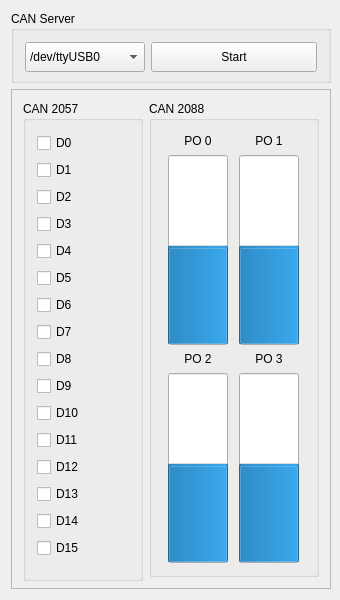
This is Megatron-server/server.ui in sseitov/Megatron as Qt 5 draws it before an edit. The edited form follows.
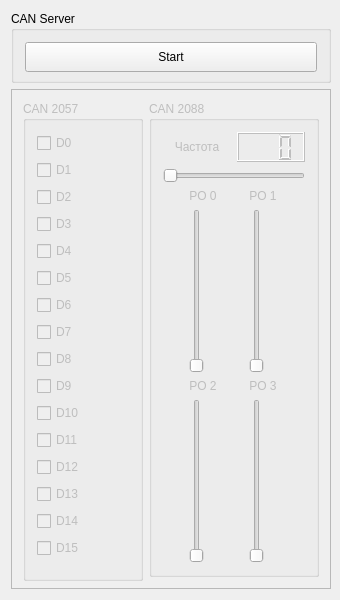
This is the edited form.

```diff
--- a/Megatron-server/server.ui
+++ b/Megatron-server/server.ui
@@ -44,32 +44,6 @@
       <string>CAN Server</string>
      </property>
      <layout class="QHBoxLayout" name="horizontalLayout">
-      <item>
-       <widget class="QComboBox" name="canPort">
-        <property name="minimumSize">
-         <size>
-          <width>120</width>
-          <height>30</height>
-         </size>
-        </property>
-        <property name="maximumSize">
-         <size>
-          <width>120</width>
-          <height>16777215</height>
-         </size>
-        </property>
-        <item>
-         <property name="text">
-          <string>/dev/ttyUSB0</string>
-         </property>
-        </item>
-        <item>
-         <property name="text">
-          <string>/dev/ttyUSB1</string>
-         </property>
-        </item>
-       </widget>
-      </item>
       <item>
        <widget class="QPushButton" name="startButton">
         <property name="minimumSize">
@@ -119,7 +93,7 @@
       <item>
        <widget class="QGroupBox" name="can2057">
         <property name="enabled">
-         <bool>true</bool>
+         <bool>false</bool>
         </property>
         <property name="minimumSize">
          <size>
@@ -265,7 +239,7 @@
       <item>
        <widget class="QGroupBox" name="can2088">
         <property name="enabled">
-         <bool>true</bool>
+         <bool>false</bool>
         </property>
         <property name="minimumSize">
          <size>
@@ -282,6 +256,51 @@
         <property name="checked">
          <bool>false</bool>
         </property>
+        <layout class="QVBoxLayout" name="verticalLayout_2">
+         <item>
+          <layout class="QHBoxLayout" name="horizontalLayout_3">
+           <item>
+            <widget class="QLabel" name="label">
+             <property name="minimumSize">
+              <size>
+               <width>0</width>
+               <height>30</height>
+              </size>
+             </property>
+             <property name="text">
+              <string>Частота</string>
+             </property>
+             <property name="alignment">
+              <set>Qt::AlignCenter</set>
+             </property>
+            </widget>
+           </item>
+           <item>
+            <widget class="QLCDNumber" name="lcdNumber">
+             <property name="minimumSize">
+              <size>
+               <width>0</width>
+               <height>30</height>
+              </size>
+             </property>
+             <property name="digitCount">
+              <number>3</number>
+             </property>
+            </widget>
+           </item>
+          </layout>
+         </item>
+         <item>
+          <widget class="QSlider" name="horizontalSlider">
+           <property name="maximum">
+            <number>500</number>
+           </property>
+           <property name="orientation">
+            <enum>Qt::Horizontal</enum>
+           </property>
+          </widget>
+         </item>
+         <item>
         <layout class="QGridLayout" name="gridLayout">
          <item row="0" column="0">
           <widget class="QLabel" name="label_2">
@@ -304,65 +323,23 @@
           </widget>
          </item>
          <item row="1" column="0">
-          <widget class="QProgressBar" name="po0">
-           <property name="minimumSize">
-            <size>
-             <width>60</width>
-             <height>190</height>
-            </size>
-           </property>
-           <property name="maximumSize">
-            <size>
-             <width>60</width>
-             <height>190</height>
-            </size>
-           </property>
+            <widget class="QSlider" name="po0">
            <property name="maximum">
             <number>1000</number>
            </property>
-           <property name="value">
-            <number>500</number>
-           </property>
-           <property name="textVisible">
-            <bool>false</bool>
-           </property>
            <property name="orientation">
             <enum>Qt::Vertical</enum>
            </property>
-           <property name="textDirection">
-            <enum>QProgressBar::BottomToTop</enum>
-           </property>
           </widget>
          </item>
          <item row="1" column="1">
-          <widget class="QProgressBar" name="po1">
-           <property name="minimumSize">
-            <size>
-             <width>60</width>
-             <height>190</height>
-            </size>
-           </property>
-           <property name="maximumSize">
-            <size>
-             <width>60</width>
-             <height>190</height>
-            </size>
-           </property>
+            <widget class="QSlider" name="po1">
            <property name="maximum">
             <number>1000</number>
            </property>
-           <property name="value">
-            <number>500</number>
-           </property>
-           <property name="textVisible">
-            <bool>false</bool>
-           </property>
            <property name="orientation">
             <enum>Qt::Vertical</enum>
            </property>
-           <property name="textDirection">
-            <enum>QProgressBar::BottomToTop</enum>
-           </property>
           </widget>
          </item>
          <item row="2" column="0">
@@ -386,66 +363,26 @@
           </widget>
          </item>
          <item row="3" column="0">
-          <widget class="QProgressBar" name="po2">
-           <property name="minimumSize">
-            <size>
-             <width>60</width>
-             <height>190</height>
-            </size>
-           </property>
-           <property name="maximumSize">
-            <size>
-             <width>60</width>
-             <height>190</height>
-            </size>
-           </property>
+            <widget class="QSlider" name="po2">
            <property name="maximum">
             <number>1000</number>
            </property>
-           <property name="value">
-            <number>500</number>
-           </property>
-           <property name="textVisible">
-            <bool>false</bool>
-           </property>
            <property name="orientation">
             <enum>Qt::Vertical</enum>
            </property>
-           <property name="textDirection">
-            <enum>QProgressBar::BottomToTop</enum>
-           </property>
           </widget>
          </item>
          <item row="3" column="1">
-          <widget class="QProgressBar" name="po3">
-           <property name="minimumSize">
-            <size>
-             <width>60</width>
-             <height>190</height>
-            </size>
-           </property>
-           <property name="maximumSize">
-            <size>
-             <width>60</width>
-             <height>190</height>
-            </size>
-           </property>
+            <widget class="QSlider" name="po3">
            <property name="maximum">
             <number>1000</number>
            </property>
-           <property name="value">
-            <number>500</number>
-           </property>
-           <property name="textVisible">
-            <bool>false</bool>
-           </property>
            <property name="orientation">
             <enum>Qt::Vertical</enum>
            </property>
-           <property name="textDirection">
-            <enum>QProgressBar::BottomToTop</enum>
-           </property>
-          </widget>
+            </widget>
+           </item>
+          </layout>
          </item>
         </layout>
        </widget>
```
Lines whose indentation alone changed are shown as unchanged.
